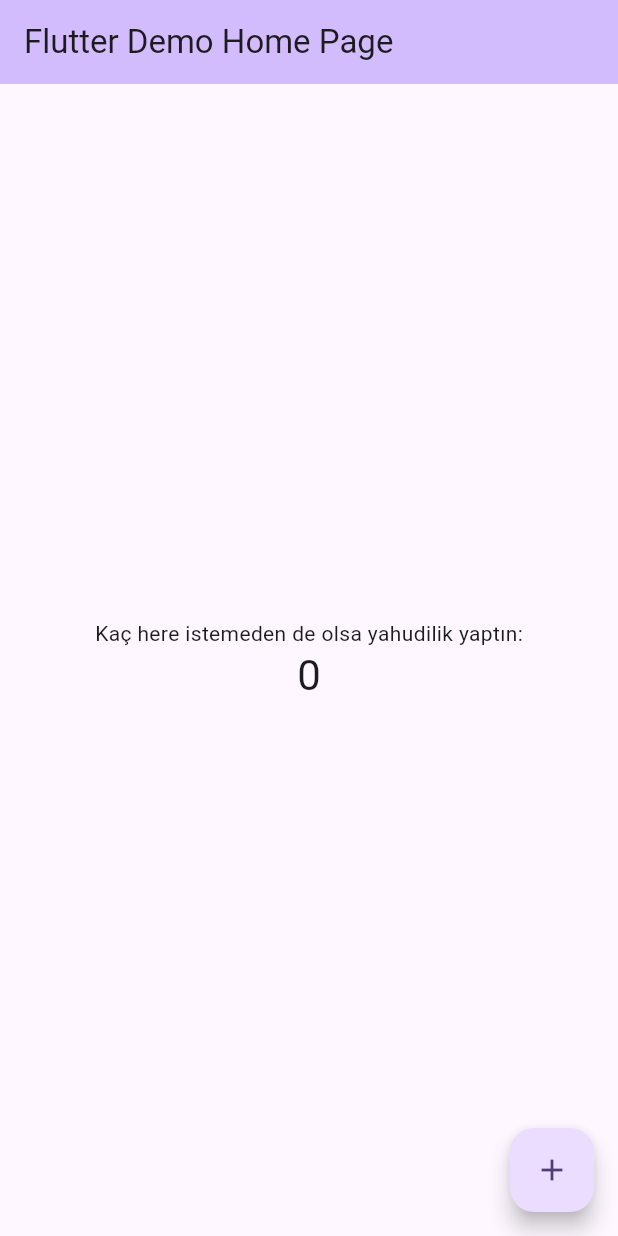
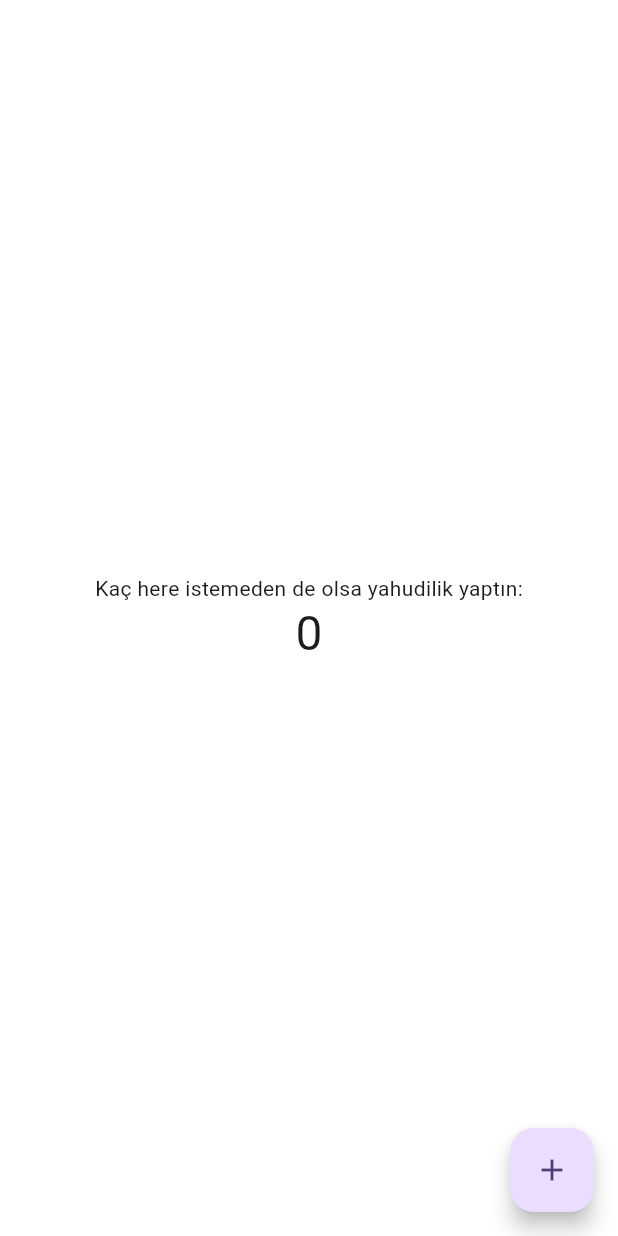
Before and after one commit to bitcoinmaxapp/RunBTC-FE, a Flutter app: the screen it shows after launch, on a phone screen of 412 x 824 dp. Run offline on Flutter 3.47's test engine with Material 3 defaults, Android fonts, the phone set to English and light mode, and no system bars.

Commit message:
change background color

```diff
--- a/lib/main.dart
+++ b/lib/main.dart
@@ -77,15 +77,8 @@
     // fast, so that you can just rebuild anything that needs updating rather
     // than having to individually change instances of widgets.
     return Scaffold(
-      appBar: AppBar(
-        // TRY THIS: Try changing the color here to a specific color (to
-        // Colors.amber, perhaps?) and trigger a hot reload to see the AppBar
-        // change color while the other colors stay the same.
-        backgroundColor: Theme.of(context).colorScheme.inversePrimary,
-        // Here we take the value from the MyHomePage object that was created by
-        // the App.build method, and use it to set our appbar title.
-        title: Text(widget.title),
-      ),
+      backgroundColor: Color.fromRGBO(79, 174, 174, 0),
+
       body: Center(
         // Center is a layout widget. It takes a single child and positions it
         // in the middle of the parent.
@@ -108,10 +101,7 @@
             const Text(
               'Kaç here istemeden de olsa yahudilik yaptın:',
             ),
-            Text(
-              '$_counter',
-              style: Theme.of(context).textTheme.headlineMedium,
-            ),
+            Text('$_counter', style: Theme.of(context).textTheme.headlineLarge),
           ],
         ),
       ),
```
